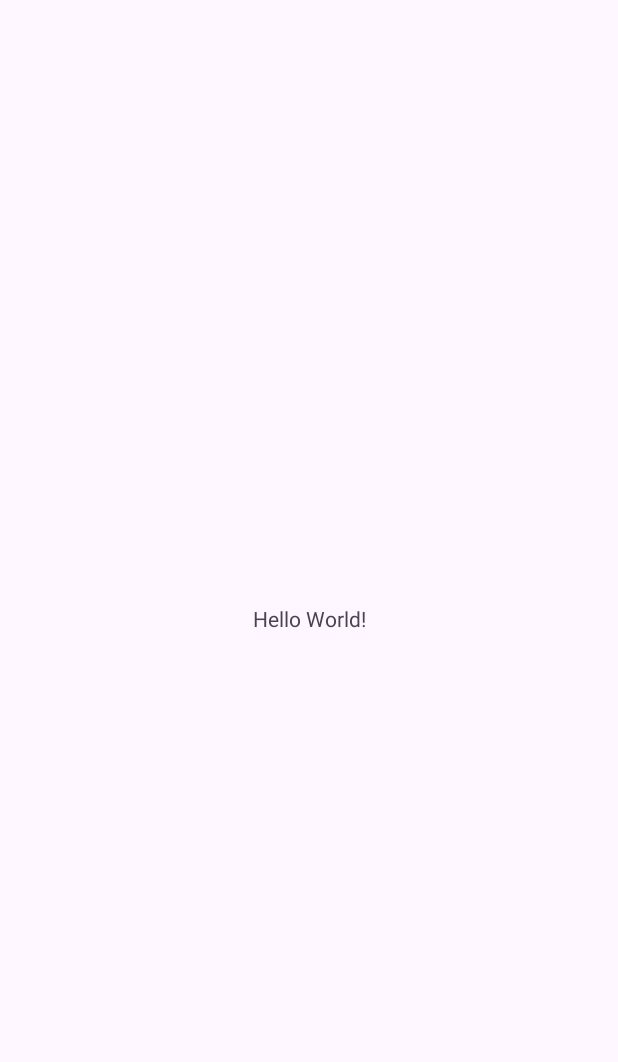
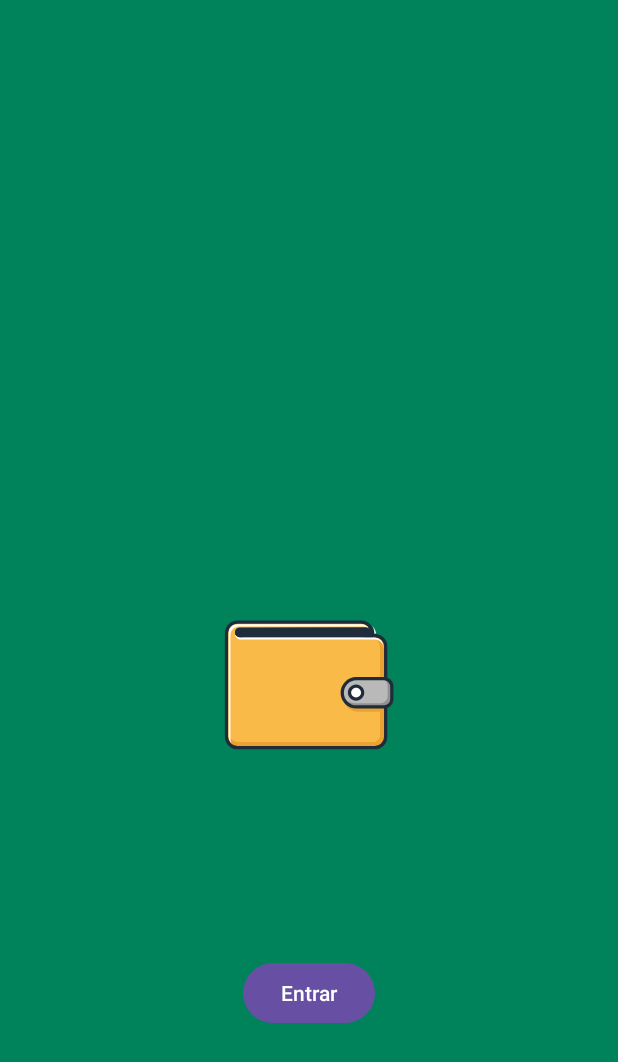
Before and after one commit to vXDiabuluzZ/Gestor_Finanzas, an Android app: the screen it shows after launch (MainActivity), on a phone screen of 412 x 824 dp. Before the commit the part shown is almost empty. Shown: the top 1062 px of the screen. Run offline under Robolectric (Android 15) with nearby library versions, the phone set to English and light mode, and no system bars.

Commit message:
animaicón y botón de inicio agregados pero no corre en el emulador

```diff
--- a/app/build.gradle.kts
+++ b/app/build.gradle.kts
@@ -4,7 +4,7 @@ plugins {
 
 android {
     namespace = "com.miguel.getor_finanzas"
-    compileSdk = 33
+    compileSdk = 34
 
     defaultConfig {
         applicationId = "com.miguel.getor_finanzas"
@@ -32,6 +32,7 @@ dependencies {
 
     implementation("androidx.appcompat:appcompat:1.6.1")
     implementation("com.google.android.material:material:1.10.0")
+    implementation ("com.airbnb.android:lottie:6.1.0")
     implementation("androidx.constraintlayout:constraintlayout:2.1.4")
     testImplementation("junit:junit:4.13.2")
     androidTestImplementation("androidx.test.ext:junit:1.1.5")
--- a/app/src/main/res/layout/activity_main.xml
+++ b/app/src/main/res/layout/activity_main.xml
@@ -1,18 +1,32 @@
 <?xml version="1.0" encoding="utf-8"?>
-<androidx.constraintlayout.widget.ConstraintLayout xmlns:android="http://schemas.android.com/apk/res/android"
+<LinearLayout xmlns:android="http://schemas.android.com/apk/res/android"
     xmlns:app="http://schemas.android.com/apk/res-auto"
     xmlns:tools="http://schemas.android.com/tools"
     android:layout_width="match_parent"
+    android:orientation="vertical"
     android:layout_height="match_parent"
     tools:context=".MainActivity">
 
-    <TextView
-        android:layout_width="wrap_content"
-        android:layout_height="wrap_content"
-        android:text="Hello World!"
-        app:layout_constraintBottom_toBottomOf="parent"
-        app:layout_constraintEnd_toEndOf="parent"
-        app:layout_constraintStart_toStartOf="parent"
-        app:layout_constraintTop_toTopOf="parent" />
+    <LinearLayout
+        android:layout_width="match_parent"
+        android:gravity="center"
+        android:orientation="vertical"
+        android:background="@color/dinero"
+        android:layout_height="match_parent">
+        <com.airbnb.lottie.LottieAnimationView
+            android:layout_width="400dp"
+            app:lottie_autoPlay="true"
+            app:lottie_rawRes="@raw/money_inicio"
+            app:lottie_loop="true"
+            android:layout_height="500dp">
+        </com.airbnb.lottie.LottieAnimationView>
+        <Button
+            android:layout_width="wrap_content"
+            android:text="@string/entrar"
+            android:layout_height="wrap_content">
 
-</androidx.constraintlayout.widget.ConstraintLayout>
+        </Button>
+
+    </LinearLayout>
+
+</LinearLayout>
--- a/app/src/main/res/values/colors.xml
+++ b/app/src/main/res/values/colors.xml
@@ -2,4 +2,5 @@
 <resources>
     <color name="black">#FF000000</color>
     <color name="white">#FFFFFFFF</color>
+    <color name="dinero">#00825a</color>
 </resources>
--- a/app/src/main/res/values/strings.xml
+++ b/app/src/main/res/values/strings.xml
@@ -1,3 +1,4 @@
 <resources>
     <string name="app_name">Getor_finanzas</string>
+    <string name="entrar">Entrar</string>
 </resources>
```
Also changed, not shown: app/src/main/res/raw/money_inicio.json (added, +1 -0 lines).
